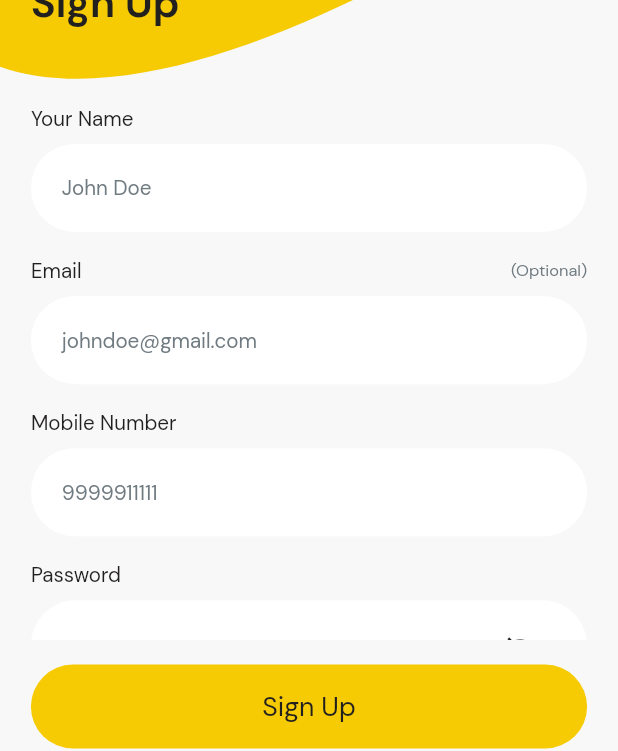
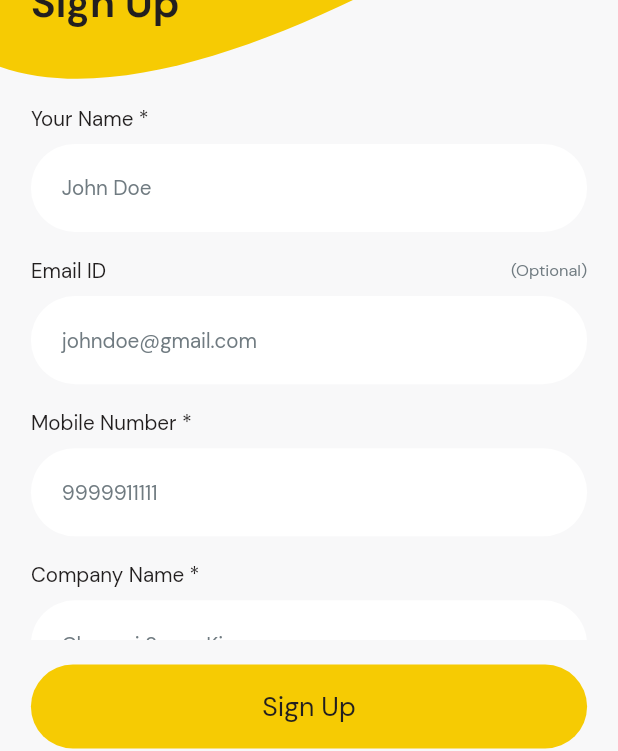
Before and after one commit to ranjithkumar637/Employee-Management-System-Flutter, a Flutter app: the RegisterScreen screen opened by its route, on a phone screen of 412 x 824 dp. Shown: the part 408-1159 px from the top of the screen. Run offline on Flutter 3.47's test engine with Material 2 defaults, Android fonts, the light colour scheme and no system bars; drawn by our look-alikes of flutter_bounceable; our stand-ins replace cached_network_image, dotted_line, file_picker, firebase_core, firebase_messaging, flutter_otp_text_field and 11 more; missing offline and left inert: clipboard, flutter_animator, location_platform_interface, proste_bezier_curve, r_dotted_line_border; accounts and stored records are empty.

Commit message:
otp screen added login & registration - file & label changes

```diff
--- a/lib/utils/images.dart
+++ b/lib/utils/images.dart
@@ -86,6 +86,7 @@ class Images {
 
   static const String battingImage = 'assets/images/batting_img.svg';
   static const String bowlingImage = 'assets/images/bowling_img.svg';
+  static const String otpImage = 'assets/images/otp_image.svg';
 
 
 
--- a/lib/view/auth/register_screen.dart
+++ b/lib/view/auth/register_screen.dart
@@ -11,6 +11,7 @@ import '../../utils/images.dart';
 import '../../utils/styles.dart';
 import '../widgets/custom_button.dart';
 import '../widgets/snackbar.dart';
+import 'enter_otp.dart';
 
 class RegisterScreen extends StatefulWidget {
   const RegisterScreen({Key? key}) : super(key: key);
@@ -56,7 +57,7 @@ class _RegisterScreenState extends State<RegisterScreen> {
                   child: Column(
                     children: [
                       Text("Create Account",
-                        style: fontBold.copyWith(
+                        style: fontSemiBold.copyWith(
                             fontSize: 20.sp,
                             color: AppColor.textColor
                         ),),
@@ -73,7 +74,7 @@ class _RegisterScreenState extends State<RegisterScreen> {
                   left: 5.w,
                   bottom: 4.h,
                   child: Text("Sign Up",
-                    style: fontBold.copyWith(
+                    style: fontSemiBold.copyWith(
                         fontSize: 20.sp,
                         color: AppColor.textColor
                     ),),
@@ -106,7 +107,7 @@ class _RegisterScreenState extends State<RegisterScreen> {
                         child: Column(
                           crossAxisAlignment: CrossAxisAlignment.start,
                           children: [
-                            Text("Your Name",
+                            Text("Your Name *",
                               style: fontRegular.copyWith(
                                   fontSize: 10.sp,
                                   color: AppColor.textColor
@@ -161,7 +162,7 @@ class _RegisterScreenState extends State<RegisterScreen> {
                           children: [
                             Row(
                               children: [
-                                Text("Email",
+                                Text("Email ID",
                                   style: fontRegular.copyWith(
                                       fontSize: 10.sp,
                                       color: AppColor.textColor
@@ -216,7 +217,7 @@ class _RegisterScreenState extends State<RegisterScreen> {
                         child: Column(
                           crossAxisAlignment: CrossAxisAlignment.start,
                           children: [
-                            Text("Mobile Number",
+                            Text("Mobile Number *",
                               style: fontRegular.copyWith(
                                   fontSize: 10.sp,
                                   color: AppColor.textColor
@@ -266,79 +267,79 @@ class _RegisterScreenState extends State<RegisterScreen> {
                           ],
                         ),
                       ),
-                      SizedBox(height: 2.h),
-                      Padding(
-                        padding: EdgeInsets.symmetric(
-                            horizontal: 5.w
-                        ),
-                        child: Column(
-                          crossAxisAlignment: CrossAxisAlignment.start,
-                          children: [
-                            Text("Password",
-                              style: fontRegular.copyWith(
-                                  fontSize: 10.sp,
-                                  color: AppColor.textColor
-                              ),),
-                            SizedBox(height:1.h),
-                            Container(
-                              padding: EdgeInsets.symmetric(
-                                horizontal: 5.w,
-                                vertical: 1.h,
-                              ),
-                              decoration: BoxDecoration(
-                                color: AppColor.lightColor,
-                                borderRadius: BorderRadius.circular(30.0),
-                              ),
-                              child: Center(
-                                child: Row(
-                                  children: [
-                                    Expanded(
-                                      child: TextFormField(
-                                        controller: passwordController,
-                                        obscureText: !passwordVisible,
-                                        keyboardType: TextInputType.visiblePassword,
-                                        textInputAction: TextInputAction.next,
-                                        cursorColor: AppColor.secondaryColor,
-                                        validator: (value) {
-                                          if (value!.isEmpty) {
-                                            return 'Enter password';
-                                          }
-                                          return null;
-                                        },
-                                        style: fontRegular.copyWith(
-                                            fontSize: 10.sp,
-                                            color: AppColor.textColor
-                                        ),
-
-                                        decoration: InputDecoration(
-                                          isDense: true,
-                                          border: InputBorder.none,
-                                          hintText: "Opklnm@123",
-                                          hintStyle: fontRegular.copyWith(
-                                              fontSize: 10.sp,
-                                              color: AppColor.textMildColor
-                                          ),),
-                                      ),
-                                    ),
-                                    IconButton(
-                                      icon: Icon(
-                                        passwordVisible ? Icons.visibility_outlined : Icons.visibility_off_outlined,
-                                        size: 5.w,
-                                        color: AppColor.textColor,
-                                      ),
-                                      onPressed: () {
-                                        setState(() {
-                                          passwordVisible = !passwordVisible;
-                                        });
-                                      },
-                                    ),
-                                  ],
-                                ),
-                              ),
-                            ),
-                          ],
-                        ),
-                      ),
+                      // SizedBox(height: 2.h),
+                      // Padding(
+                      //   padding: EdgeInsets.symmetric(
+                      //       horizontal: 5.w
+                      //   ),
+                      //   child: Column(
+                      //     crossAxisAlignment: CrossAxisAlignment.start,
+                      //     children: [
+                      //       Text("Password",
+                      //         style: fontRegular.copyWith(
+                      //             fontSize: 10.sp,
+                      //             color: AppColor.textColor
+                      //         ),),
+                      //       SizedBox(height:1.h),
+                      //       Container(
+                      //         padding: EdgeInsets.symmetric(
+                      //           horizontal: 5.w,
+                      //           vertical: 1.h,
+                      //         ),
+                      //         decoration: BoxDecoration(
+                      //           color: AppColor.lightColor,
+                      //           borderRadius: BorderRadius.circular(30.0),
+                      //         ),
+                      //         child: Center(
+                      //           child: Row(
+                      //             children: [
+                      //               Expanded(
+                      //                 child: TextFormField(
+                      //                   controller: passwordController,
+                      //                   obscureText: !passwordVisible,
+                      //                   keyboardType: TextInputType.visiblePassword,
+                      //                   textInputAction: TextInputAction.next,
+                      //                   cursorColor: AppColor.secondaryColor,
+                      //                   validator: (value) {
+                      //                     if (value!.isEmpty) {
+                      //                       return 'Enter password';
+                      //                     }
+                      //                     return null;
+                      //                   },
+                      //                   style: fontRegular.copyWith(
+                      //                       fontSize: 10.sp,
+                      //                       color: AppColor.textColor
+                      //                   ),
+                      //
+                      //                   decoration: InputDecoration(
+                      //                     isDense: true,
+                      //                     border: InputBorder.none,
+                      //                     hintText: "Opklnm@123",
+                      //                     hintStyle: fontRegular.copyWith(
+                      //                         fontSize: 10.sp,
+                      //                         color: AppColor.textMildColor
+                      //                     ),),
+                      //                 ),
+                      //               ),
+                      //               IconButton(
+                      //                 icon: Icon(
+                      //                   passwordVisible ? Icons.visibility_outlined : Icons.visibility_off_outlined,
+                      //                   size: 5.w,
+                      //                   color: AppColor.textColor,
+                      //                 ),
+                      //                 onPressed: () {
+                      //                   setState(() {
+                      //                     passwordVisible = !passwordVisible;
+                      //                   });
+                      //                 },
+                      //               ),
+                      //             ],
+                      //           ),
+                      //         ),
+                      //       ),
+                      //     ],
+                      //   ),
+                      // ),
                       SizedBox(height: 2.h),
                       Padding(
                         padding: EdgeInsets.symmetric(
@@ -403,7 +404,13 @@ class _RegisterScreenState extends State<RegisterScreen> {
             ? const Center( child: CircularProgressIndicator(),)
                 : Bounceable(
                 onTap:(){
-                  validate();
+                  // validate();
+                  Navigator.push(
+                    context,
+                    MaterialPageRoute(builder: (context) {
+                      return const EnterOtpScreen(login: false, register: true);
+                    }),
+                  );
                 },
                 child: Padding(
                   padding: EdgeInsets.symmetric(horizontal: 5.w),
--- a/pubspec.yaml
+++ b/pubspec.yaml
@@ -71,6 +71,7 @@ dependencies:
   geolocator: ^9.0.2
   location: ^4.4.0
   permission_handler: ^10.3.0
+  flutter_otp_text_field: ^1.1.1
 
 dev_dependencies:
   flutter_test:
```
Also changed, not shown: lib/view/auth/enter_otp.dart (added, +164 -0 lines), lib/view/auth/login_screen.dart (+99 -92 lines), assets/images/otp_image.svg (added), pubspec.lock.
